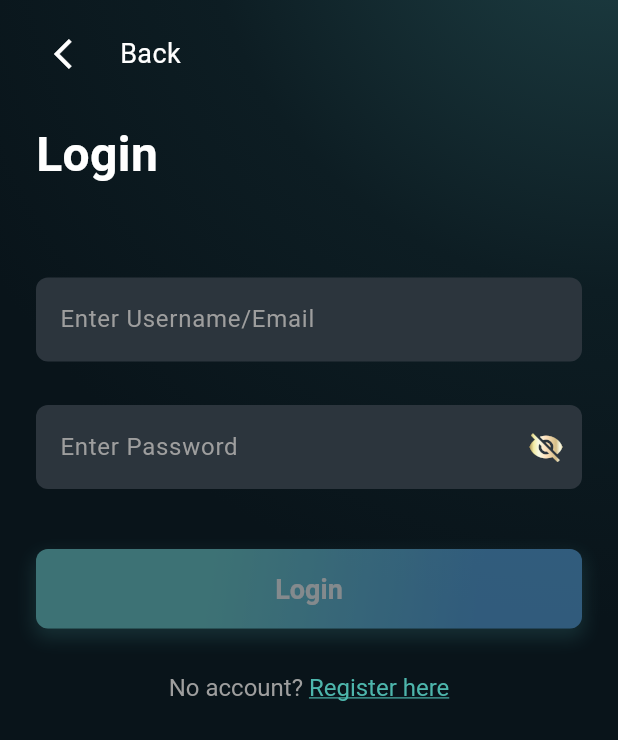
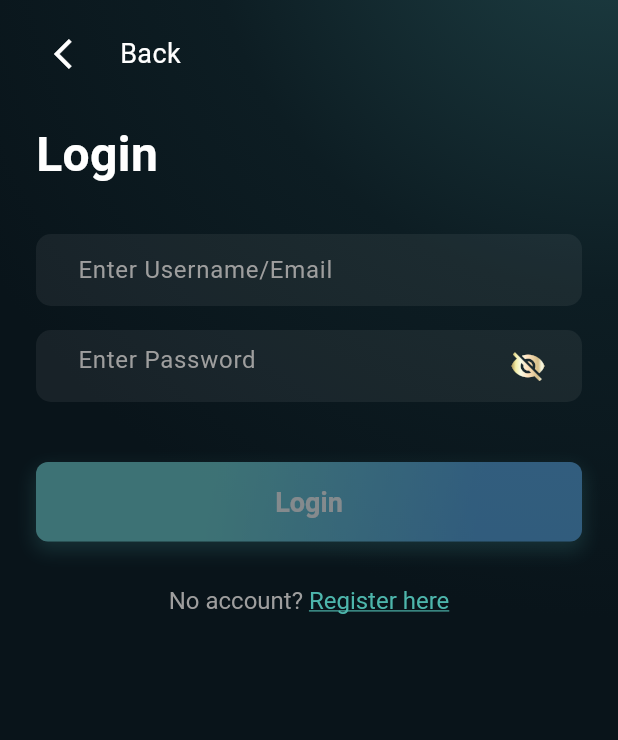
Before and after one commit to danaralifian/you_app_test, a Flutter app: the LoginFragment screen opened directly with empty values, on a phone screen of 412 x 824 dp. Shown: the top 740 px of the screen. Run offline on Flutter 3.47's test engine with Material 3 defaults, Android fonts, the phone set to English and light mode, and no system bars.

Commit message:
fix: container input text field

```diff
--- a/lib/screens/login_fragment.dart
+++ b/lib/screens/login_fragment.dart
@@ -2,7 +2,7 @@ import 'package:flutter/gestures.dart';
 import 'package:flutter/material.dart';
 import 'package:you_app/utils/alert.dart';
 import 'package:you_app/widgets/button.dart';
-import 'package:you_app/widgets/text_form_field.dart';
+import 'package:you_app/widgets/input_text_field.dart';
 
 class LoginFragment extends StatefulWidget {
   final VoidCallback onSwitch;
@@ -102,12 +102,14 @@ class _LoginScreenState extends State<LoginFragment> {
                   InputTextField(
                     hintText: 'Enter Username/Email',
                     controller: _emailOrUsernameController,
+                    borderless: true,
                   ),
-                  const SizedBox(height: 0),
+                  const SizedBox(height: 16),
                   InputTextField(
                     hintText: 'Enter Password',
                     isPassword: true,
                     controller: _passwordController,
+                    borderless: true,
                   ),
                   const SizedBox(height: 40),
                   Button(
--- a/lib/screens/register_fragment.dart
+++ b/lib/screens/register_fragment.dart
@@ -2,7 +2,7 @@ import 'package:flutter/gestures.dart';
 import 'package:flutter/material.dart';
 import 'package:you_app/utils/alert.dart';
 import 'package:you_app/widgets/button.dart';
-import 'package:you_app/widgets/text_form_field.dart';
+import 'package:you_app/widgets/input_text_field.dart';
 
 class RegisterFragment extends StatefulWidget {
   final VoidCallback onSwitch;
--- a/lib/theme/colors.dart
+++ b/lib/theme/colors.dart
@@ -6,4 +6,7 @@ class AppColors {
 
   static const Color backgroundProfilePictureCard = Color(0xFF162329);
   static const cardInfoDark = Color(0xFF182D36);
+
+  static const inputFill = Color.fromRGBO(255, 255, 255, 0.06);
+  static const borderColor = Color.fromRGBO(255, 255, 255, 0.2);
 }
--- /dev/null
+++ b/lib/widgets/input_text_field.dart
@@ -0,0 +1,92 @@
+import 'package:flutter/material.dart';
+import 'package:you_app/theme/colors.dart';
+
+class InputTextField extends StatefulWidget {
+  final String labelText;
+  final String hintText;
+  final bool isPassword;
+  final TextEditingController controller;
+  final bool borderless;
+
+  const InputTextField({
+    super.key,
+    this.labelText = '',
+    this.hintText = '',
+    this.isPassword = false,
+    this.borderless = false,
+    required this.controller,
+  });
+
+  @override
+  State<InputTextField> createState() => _CustomTextFormFieldState();
+}
+
+class _CustomTextFormFieldState extends State<InputTextField> {
+  bool _obscureText = true;
+
+  @override
+  /// Build a [TextFormField] with a label and a password visibility toggle.
+  ///
+  /// If [widget.isPassword] is true, the text field will be obscured, and a
+  /// toggle button will be shown to toggle the visibility of the password.
+  ///
+  /// The [widget.controller] is used to manage the text in the text field.
+  ///
+  /// The label is shown above the text field and is styled with a font size of
+  /// 14 and a color of white70.
+  Widget build(BuildContext context) {
+    return Container(
+      padding: const EdgeInsets.symmetric(horizontal: 12),
+      height: 48,
+      decoration: BoxDecoration(
+        color: AppColors.inputFill,
+        borderRadius: BorderRadius.circular(10),
+        border: widget.borderless
+            ? null
+            : Border.all(color: AppColors.borderColor),
+      ),
+      alignment: Alignment.centerLeft,
+      child: TextField(
+        controller: widget.controller,
+        obscureText: widget.isPassword ? _obscureText : false,
+        obscuringCharacter: '*',
+        decoration: InputDecoration(
+          hintText: widget.hintText,
+          border: InputBorder.none,
+          hintStyle: TextStyle(color: Colors.grey),
+          fillColor: Colors.transparent,
+          suffixIcon: widget.isPassword
+              ? IconButton(
+                  icon: ShaderMask(
+                    shaderCallback: (bounds) => const LinearGradient(
+                      begin: Alignment(-1, 0),
+                      end: Alignment(1, 0),
+                      colors: [
+                        Color(0xFF94783E),
+                        Color(0xFFF3EDA6),
+                        Color(0xFFF8FAE5),
+                        Color(0xFFFFE2BE),
+                        Color(0xFFD5BE88),
+                        Color(0xFFF8FAE5),
+                        Color(0xFFD5BE88),
+                      ],
+                      stops: [0.0, 0.16, 0.30, 0.49, 0.78, 0.89, 1.0],
+                    ).createShader(bounds),
+                    child: Icon(
+                      _obscureText ? Icons.visibility_off : Icons.visibility,
+                      color: Colors.white,
+                    ),
+                  ),
+                  onPressed: () {
+                    setState(() {
+                      _obscureText = !_obscureText;
+                    });
+                  },
+                )
+              : null,
+        ),
+        style: const TextStyle(color: Colors.white),
+      ),
+    );
+  }
+}
```
